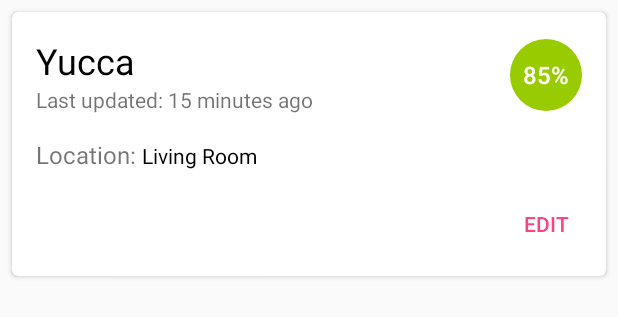
After one commit to hlgirard/PlantWhisperer, an Android app: the layout plant_list_item_view_card.xml on its own in the app's theme, with its tools: preview values and no code run, on a phone screen of 412 x 824 dp. The commit adds this screen. Shown: the top 317 px of the screen. Run offline under Robolectric (Android 15) with nearby library versions, the phone set to English and light mode, and no system bars.

Commit message:
Updated the design to cardview Started work on expendable cardview design (layout definition)

```diff
--- a/app/build.gradle
+++ b/app/build.gradle
@@ -48,4 +48,7 @@ dependencies {
     // Lifecycle components
     implementation "android.arch.lifecycle:extensions:$rootProject.archLifecycleVersion"
     annotationProcessor "android.arch.lifecycle:compiler:$rootProject.archLifecycleVersion"
+
+    // Cardview dependency
+    implementation 'com.android.support:cardview-v7:27.1.1'
 }
--- a/app/src/main/java/com/hlgirard/android/plantwhisperer/MainActivity.java
+++ b/app/src/main/java/com/hlgirard/android/plantwhisperer/MainActivity.java
@@ -102,6 +102,12 @@ public class MainActivity extends AppCompatActivity {
 
     }
 
+    @Override
+    protected void onResume() {
+        super.onResume();
+        mAdapter.notifyDataSetChanged();
+    }
+
     private void updateAllPlants() {
         plantList = mPlantViewModel.getAllPlants();
 
--- a/app/src/main/java/com/hlgirard/android/plantwhisperer/PlantListAdapter.java
+++ b/app/src/main/java/com/hlgirard/android/plantwhisperer/PlantListAdapter.java
@@ -40,7 +40,7 @@ public class PlantListAdapter extends RecyclerView.Adapter<PlantListAdapter.Plan
 
     @Override
     public PlantViewHolder onCreateViewHolder(ViewGroup parent, int viewType) {
-        View itemView = mInflater.inflate(R.layout.plant_list_item_view, parent, false);
+        View itemView = mInflater.inflate(R.layout.plant_list_item_view_card, parent, false);
         return new PlantViewHolder(itemView);
     }
 
--- a/app/src/main/res/drawable/moisture_level_circle.xml
+++ b/app/src/main/res/drawable/moisture_level_circle.xml
@@ -4,7 +4,7 @@
     android:shape="oval">
     <solid android:color="@android:color/holo_green_light" />
     <size
-        android:width="36dp"
-        android:height="36dp" />
+        android:width="48dp"
+        android:height="48dp" />
     <corners android:radius="18dp" />
 </shape>
--- /dev/null
+++ b/app/src/main/res/layout/plant_list_item_view_card.xml
@@ -0,0 +1,105 @@
+<?xml version="1.0" encoding="utf-8"?>
+<android.support.v7.widget.CardView xmlns:android="http://schemas.android.com/apk/res/android"
+    xmlns:card_view="http://schemas.android.com/apk/res-auto"
+    xmlns:tools="http://schemas.android.com/tools"
+    android:id="@+id/card_view"
+    android:layout_width="match_parent"
+    android:layout_height="wrap_content"
+    android:layout_margin="8dp"
+
+    card_view:cardCornerRadius="4dp">
+
+    <LinearLayout
+        android:layout_width="match_parent"
+        android:layout_height="wrap_content"
+        android:orientation="vertical">
+
+        <LinearLayout
+            android:layout_width="match_parent"
+            android:layout_height="wrap_content"
+            android:layout_gravity="center_vertical"
+            android:layout_marginBottom="16dp"
+            android:layout_marginTop="16dp"
+            android:orientation="horizontal">
+
+
+            <LinearLayout
+                android:layout_width="0dp"
+                android:layout_height="wrap_content"
+                android:layout_gravity="center_vertical"
+                android:layout_marginLeft="16dp"
+                android:layout_weight="1"
+                android:orientation="vertical">
+
+                <TextView
+                    android:id="@+id/plant_name_tv"
+                    android:layout_width="match_parent"
+                    android:layout_height="wrap_content"
+                    android:textColor="@android:color/black"
+                    android:textSize="24sp"
+                    tools:text="Yucca" />
+
+                <TextView
+                    android:id="@+id/last_update"
+                    android:layout_width="match_parent"
+                    android:layout_height="wrap_content"
+                    android:textSize="14sp"
+                    tools:text="Last updated: 15 minutes ago" />
+
+            </LinearLayout>
+
+            <TextView
+                android:id="@+id/moisture_level"
+                android:layout_width="48dp"
+                android:layout_height="48dp"
+                android:layout_gravity="center_vertical"
+                android:layout_marginRight="16dp"
+                android:background="@drawable/moisture_level_circle"
+                android:fontFamily="sans-serif-medium"
+                android:gravity="center"
+                android:textColor="@android:color/white"
+                android:textSize="16sp"
+                tools:text="85%" />
+
+        </LinearLayout>
+
+        <LinearLayout
+            android:layout_width="match_parent"
+            android:layout_height="wrap_content"
+            android:orientation="vertical"
+            android:visibility="gone"
+            tools:visibility="visible">
+
+        <LinearLayout
+            android:layout_width="match_parent"
+            android:layout_height="wrap_content"
+            android:layout_marginLeft="16dp">
+
+            <TextView
+                android:layout_width="wrap_content"
+                android:layout_height="wrap_content"
+                android:text="Location: "
+
+                android:textSize="16sp"/>
+
+        <TextView
+            android:layout_width="match_parent"
+            android:layout_height="wrap_content"
+            android:id="@+id/location_tv"
+            android:textColor="@android:color/black"
+            tools:text="Living Room"/>
+
+        </LinearLayout>
+
+        <Button
+            android:layout_width="wrap_content"
+            android:layout_height="wrap_content"
+            android:text="Edit"
+            style="?android:attr/buttonBarButtonStyle"
+            android:layout_gravity="right"
+            android:layout_margin="8dp"/>
+
+        </LinearLayout>
+
+    </LinearLayout>
+</android.support.v7.widget.CardView>
```
